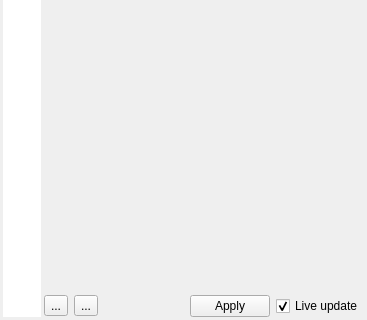
carsmie/QGIS, file src/ui/qgsmapstylingwidgetbase.ui: the form before one commit; both pictures show x 0 to 367 and y 146 to 466 of the 367 by 466 pixel window.
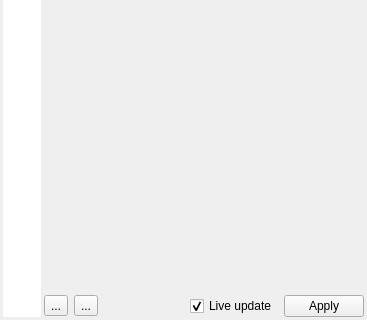
The form after the commit. Icons and pictures are not drawn. Custom widgets are drawn as their Qt base class.

Commit message: [style dock] vectorize undo & redo button, create history symbol (#3187)

Patch:
```diff
--- a/src/ui/qgsmapstylingwidgetbase.ui
+++ b/src/ui/qgsmapstylingwidgetbase.ui
@@ -75,19 +75,11 @@
            </property>
            <property name="sizeHint" stdset="0">
             <size>
-             <width>40</width>
              <height>20</height>
             </size>
            </property>
           </spacer>
          </item>
-         <item>
-          <widget class="QDialogButtonBox" name="mButtonBox">
-           <property name="standardButtons">
-            <set>QDialogButtonBox::Apply</set>
-           </property>
-          </widget>
-         </item>
          <item>
           <widget class="QCheckBox" name="mLiveApplyCheck">
            <property name="text">
@@ -101,6 +93,19 @@
            </property>
           </widget>
          </item>
+         <item>
+          <widget class="QDialogButtonBox" name="mButtonBox">
+           <property name="sizePolicy">
+            <sizepolicy hsizetype="Fixed" vsizetype="Fixed">
+             <horstretch>0</horstretch>
+             <verstretch>0</verstretch>
+            </sizepolicy>
+           </property>
+           <property name="standardButtons">
+            <set>QDialogButtonBox::Apply</set>
+           </property>
+          </widget>
+         </item>
         </layout>
        </item>
        <item row="1" column="0" rowspan="2">
```
Left out of the diff: 4 changed lines with no effect on the pictures. The commit also changes 15 other files.
